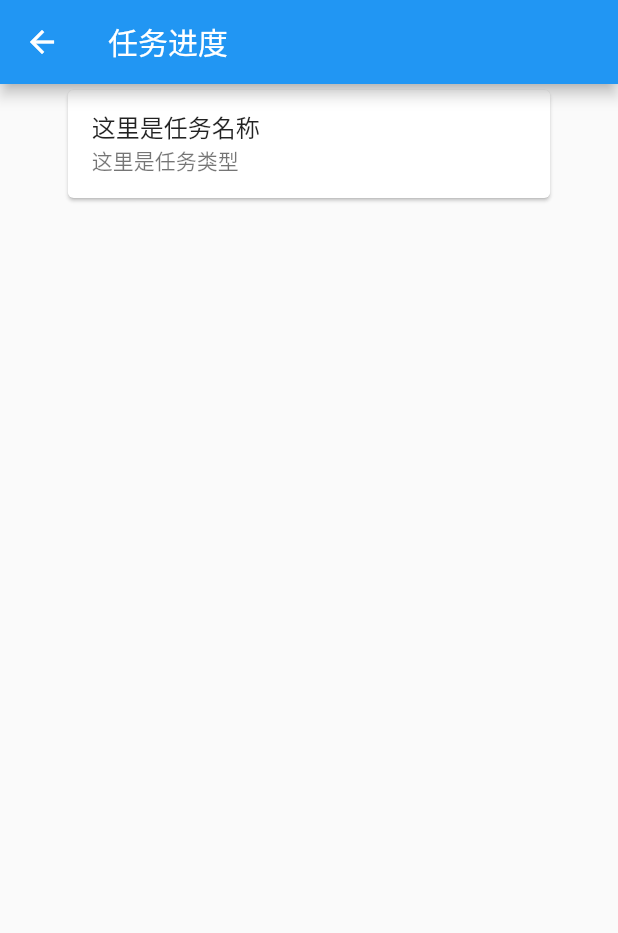
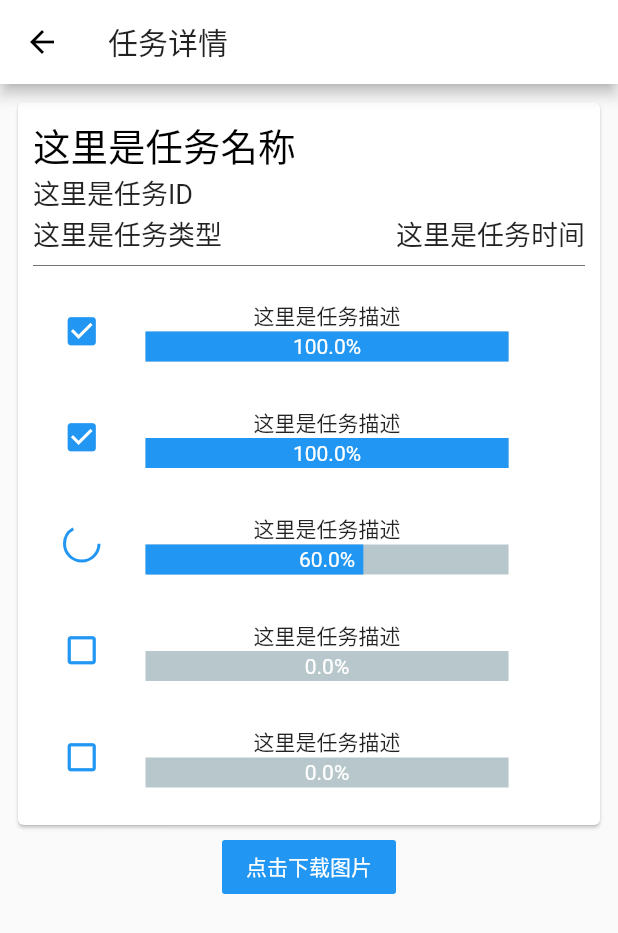
Before and after one commit to lch159/facehealth, a Flutter app: the TaskPage screen opened by its route, on a phone screen of 412 x 824 dp. Shown: the top 933 px of the screen. Run offline on Flutter 3.47's test engine with Material 2 defaults, Android fonts, the phone set to English and light mode, and no system bars; drawn by our look-alikes of percent_indicator; our stand-ins replace carousel_slider, dio, fluro, flutter_screenutil, flutter_spinkit, image_picker and 1 more; accounts and stored records are empty.

Commit message:
Add downloading progress page

```diff
--- a/client/lib/config/routes.dart
+++ b/client/lib/config/routes.dart
@@ -2,6 +2,7 @@ import 'package:facehealth/pages/Home.dart';
 import 'package:facehealth/pages/Login.dart';
 import 'package:facehealth/pages/Register.dart';
 import 'package:facehealth/pages/Task.dart';
+import 'package:facehealth/pages/TaskProgress.dart';
 import 'package:fluro/fluro.dart';
 import 'package:facehealth/pages/Camera.dart';
 
@@ -17,6 +18,8 @@ class Routes {
         handler: Handler(handlerFunc: (context, params) => LoginPage()));
     router.define('register',
         handler: Handler(handlerFunc: (context, params) => RegisterPage()));
+    router.define('taskProgress',
+        handler: Handler(handlerFunc: (context, params) => TaskProgressPage()));
     router.define('task',
         handler: Handler(handlerFunc: (context, params) => TaskPage()));
     Routes.router = router;
--- a/client/lib/pages/Task.dart
+++ b/client/lib/pages/Task.dart
@@ -1,4 +1,7 @@
 import 'package:flutter/material.dart';
+import 'package:flutter_spinkit/flutter_spinkit.dart';
+import 'package:percent_indicator/percent_indicator.dart';
+import 'package:flutter_screenutil/flutter_screenutil.dart';
 
 class TaskPage extends StatefulWidget {
   @override
@@ -17,48 +20,160 @@ class _TaskPageState extends State<TaskPage> {
 
   Widget _buildAppBar(BuildContext context) {
     return AppBar(
-      title: Text("任务进度"),
+      title: Text("任务详情"),
     );
   }
 
   Widget _buildBody(BuildContext context) {
-    return Row(
-      children: <Widget>[
-        Expanded(
-          child: Container(
-            width: 0.0,
-            height: 0.0,
-          ),
-          flex: 1,
-        ),
-        Expanded(
+    return SingleChildScrollView(
+        child: Padding(
+      padding: const EdgeInsets.all(8.0),
       child: Column(
         children: <Widget>[
-              _taskCard(context),
+          Card(
+            child: Padding(
+              padding: const EdgeInsets.all(10.0),
+              child: Column(
+                children: <Widget>[
+                  Align(
+                      alignment: Alignment.centerLeft,
+                      child: Text(
+                        "这里是任务名称",
+                        style: TextStyle(fontSize: 25.0, color: Colors.black),
+                      )),
+                  Align(
+                    alignment: Alignment.centerLeft,
+                    child: Text(
+                      "这里是任务ID",
+                      style: TextStyle(fontSize: 18.0),
+                    ),
+                  ),
+                  Row(
+                    mainAxisAlignment: MainAxisAlignment.spaceBetween,
+                    children: <Widget>[
+                      Text(
+                        "这里是任务类型",
+                        style: TextStyle(fontSize: 18.0),
+                      ),
+                      Text(
+                        "这里是任务时间",
+                        style: TextStyle(fontSize: 18.0),
+                      ),
                     ],
                   ),
-          flex: 8,
+                  Divider(
+                    color: Colors.black54,
                   ),
-        Expanded(
-          child: Container(
-            width: 0.0,
-            height: 0.0,
+                  DownloadRow(
+                    status: "finish",
+                    text: "这里是任务描述",
+                    percentage: "100.0",
                   ),
-          flex: 1,
+                  DownloadRow(
+                    status: "finish",
+                    text: "这里是任务描述",
+                    percentage: "100.0",
+                  ),
+                  DownloadRow(
+                    status: "downloading",
+                    text: "这里是任务描述",
+                    percentage: "60.0",
+                  ),
+                  DownloadRow(
+                    status: "wait",
+                    text: "这里是任务描述",
+                    percentage: "0.0",
+                  ),
+                  DownloadRow(
+                    status: "wait",
+                    text: "这里是任务描述",
+                    percentage: "0.0",
                   ),
                 ],
-    );
+              ),
+            ),
+          ),
+          FlatButton(onPressed: (){}, child: Text("点击下载图片",style: TextStyle(color: Colors.white),),color: Colors.blue,),
+
+        ],
+      ),
+    ));
+  }
 }
 
-  Widget _taskCard(BuildContext context) {
-    return GestureDetector(
-      child: Card(
-        child: ListTile(
-          title: Text("这里是任务名称"),
-          subtitle: Text("这里是任务类型"),
+class DownloadRow extends StatefulWidget {
+  DownloadRow({this.status, this.text, this.percentage});
+
+  final String status;
+  final String text;
+  final String percentage;
+
+  @override
+  _DownloadRowState createState() => _DownloadRowState();
+}
+
+class _DownloadRowState extends State<DownloadRow> {
+  Widget _getIcon() {
+    Widget ic = Icon(
+      Icons.check_box,
+      size: 25.0,
+      color: Colors.blue,
+    );
+    switch (widget.status) {
+      case "finish":
+        ic = Icon(
+          Icons.check_box,
+          size: 25.0,
+          color: Colors.blue,
+        );
+        break;
+      case "downloading":
+        ic = SpinKitRing(
+          color: Colors.blue,
+          size: 25.0,
+          lineWidth: 2.0,
+        );
+        break;
+      case "wait":
+        ic = Icon(
+          Icons.check_box_outline_blank,
+          size: 25.0,
+          color: Colors.blue,
+        );
+        break;
+    }
+    return ic;
+  }
+
+  @override
+  Widget build(BuildContext context) {
+    // TODO: implement build
+    return Padding(
+      padding: const EdgeInsets.symmetric(horizontal: 20.0, vertical: 15.0),
+      child: Row(
+        mainAxisAlignment: MainAxisAlignment.start,
+        children: <Widget>[
+          _getIcon(),
+          Padding(
+            padding: const EdgeInsets.symmetric(horizontal: 20.0),
+            child: Column(
+              children: <Widget>[
+                Text(widget.text),
+                LinearPercentIndicator(
+                  width: ScreenUtil.getInstance().setWidth(477),
+                  lineHeight: 20.0,
+                  percent: double.parse(widget.percentage) / 100,
+                  center: Text(
+                    widget.percentage + "%",
+                    style: TextStyle(color: Colors.white),
+                  ),
+                  progressColor: Colors.blue,
+                )
+              ],
             ),
           ),
-      onTap: () {},
+        ],
+      ),
     );
   }
 }
--- a/client/pubspec.yaml
+++ b/client/pubspec.yaml
@@ -20,14 +20,14 @@ dependencies:
   # Use with the CupertinoIcons class for iOS style icons.
   cupertino_icons: ^0.1.2
   fluro: ^1.3.4
-  image_picker: ^0.4.10
+  image_picker: ^0.6.0+2
   carousel_slider: ^0.0.7
 #  flutter_redux: ^0.5.3
   dio: 2.1.3
   shared_preferences: ^0.5.2
   percent_indicator: ^1.0.16
-
-
+  flutter_spinkit: ^3.1.0
+  flutter_screenutil: ^0.5.2
 
 dev_dependencies:
   flutter_test:
```
Also changed, not shown: client/lib/main.dart (+6 -1 lines), client/lib/pages/Camera.dart (+15 -7 lines), client/lib/pages/Home.dart (+21 -15 lines), client/lib/pages/TaskProgress.dart (added, +109 -0 lines). Lines whose indentation alone changed are shown as unchanged.
